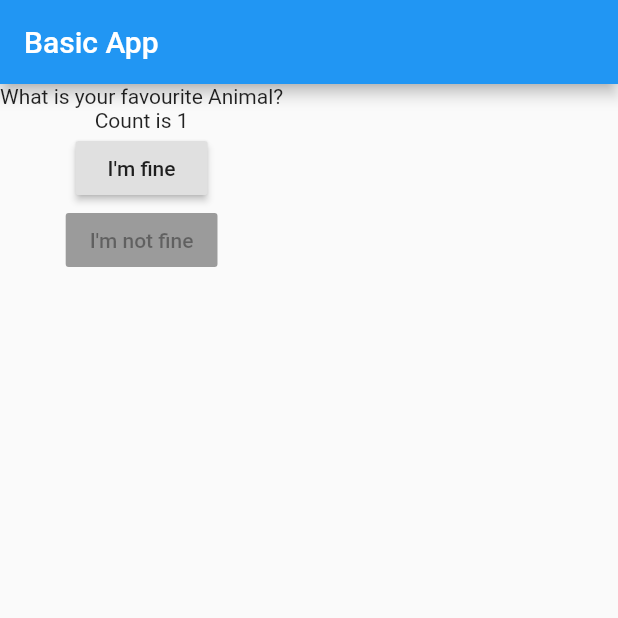
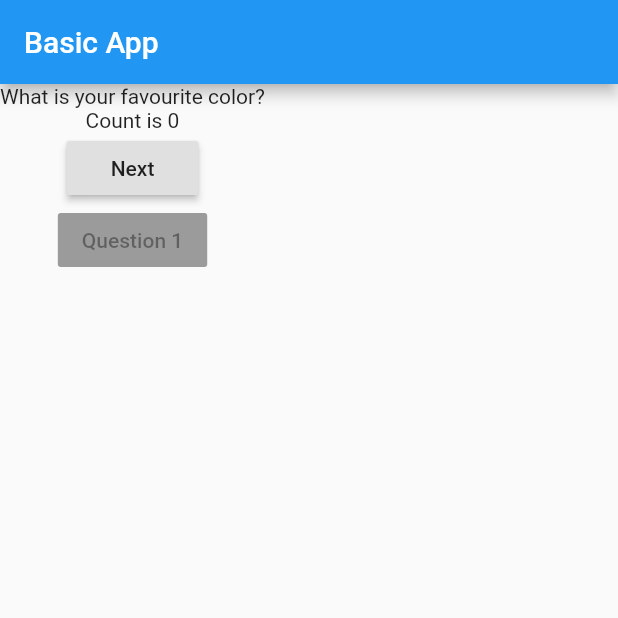
Before and after one commit to mr0a/FlutterLearning, a Flutter app: the screen it shows after launch, on a phone screen of 412 x 824 dp, the top half of it. Run offline on Flutter 3.47's test engine with Material 2 defaults, Android fonts, the phone set to English and light mode, and no system bars.

Commit message:
Stateful widget example

```diff
--- a/lib/main.dart
+++ b/lib/main.dart
@@ -2,29 +2,34 @@ import 'package:flutter/material.dart';
 
 void main() => runApp(MyApp());
 
-class MyApp extends StatelessWidget{
+//  Widget is recreated when data changes while State persists to keep the data
+
+class MyApp extends StatefulWidget{
+  //  MyApp is the statefulWidget
+
+  @override //  createState is provided by StatefulWidget
+  //  Part 2: Connects this widget with the state and returns the Created State
+  State<StatefulWidget> createState() => MyAppState();
+}
+
+//  State is a generic class
+class MyAppState extends State<MyApp>{  //  Part 1: Connecting State of MyApp with the Widget using pointer in <>
   var questions = ['What is your favourite color?', 'What is your favourite Animal?'];
-  var count = 1;
+  var count = 0;
   @override
   Widget build(BuildContext context) {
-    //  MaterialApp sets up the basic things needed to show content in the screen
     return MaterialApp(
-      // home(required) is shown when build is called
       home: Scaffold(
-        // Scaffold creates clear and good looking white screen background
         appBar: AppBar(
           title: Text('Basic App'),
         ),
         body: Column(
-          // Column is used to put multiple widget in a screen
           children: [
             Text(questions[count]),
             Text('Count is $count'),
-            RaisedButton(child: Text('I\'m fine'), onPressed: (){
-              count++;
-              print(count);
-            },),
-            RaisedButton(child: Text('I\'m not fine'), )
+            //  Changing of state is done in a function and passed to setState function
+            RaisedButton(child: Text('Next'), onPressed: () => setState( () => count++ )),
+            RaisedButton(child: Text(count==0 ? 'Question 1': 'Question 2'), )
           ],
         ),
       ),
```
Also changed, not shown: Output1.png (added), Output2.png (added), output.png (deleted), 1 other file.
